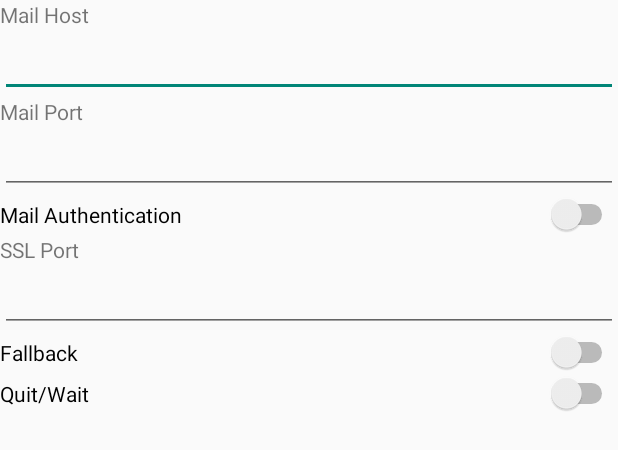
After one commit to CarlHMitchell/FailsafeAlert, an Android app: the layout email_settings_dialog_preference.xml on its own in the app's theme, with its tools: preview values and no code run, on a phone screen of 412 x 824 dp. The commit adds this screen. Shown: the top 450 px of the screen. Run offline under Robolectric (Android 15) with nearby library versions, the phone set to English and light mode, and no system bars.

Commit message:
Move custom server settings into a DialogPreference & make the server presets dropdown save the values to SharedPreferences so that the custom server settings dialog will show them.

```diff
--- a/app/src/main/AndroidManifest.xml
+++ b/app/src/main/AndroidManifest.xml
@@ -63,10 +63,6 @@
             android:label="@string/title_activity_settings"
             android:theme="@style/Theme.AppCompat.Light.NoActionBar" />
         <activity android:name=".settings.MailSettingsActivity" />
-        <activity
-            android:name="com.codinguser.android.contactpicker.ContactsPickerActivity"
-            android:label="Contacts Picker" />
-        <activity android:name=".contactsStorage.ContactsListActivity" />
     </application>
 
 </manifest>
--- /dev/null
+++ b/app/src/main/res/layout/email_settings_dialog_preference.xml
@@ -0,0 +1,73 @@
+<?xml version="1.0" encoding="utf-8"?>
+<LinearLayout xmlns:android="http://schemas.android.com/apk/res/android"
+    android:layout_width="fill_parent"
+    android:layout_height="fill_parent"
+    android:orientation="vertical">
+
+    <TextView
+        android:id="@+id/mail_host_text"
+        android:layout_width="wrap_content"
+        android:layout_height="wrap_content"
+        android:text="@string/pref_mail_host_title" />
+
+    <EditText
+        android:id="@+id/mail_host_edit_text"
+        android:layout_width="fill_parent"
+        android:layout_height="wrap_content" />
+
+    <!-- Hardcoded to SMTP at the moment. May add IMAP support later.
+    <TextView
+        android:id="@+id/mail_protocol_text"
+        android:layout_width="wrap_content"
+        android:layout_height="wrap_content"
+        android:text="@string/pref_mail_protocol_title"/>
+
+    <EditText
+        android:id="@+id/mail_protocol_edit_text"
+        android:layout_width="fill_parent"
+        android:layout_height="wrap_content" />
+        -->
+
+    <TextView
+        android:id="@+id/mail_port_text"
+        android:layout_width="wrap_content"
+        android:layout_height="wrap_content"
+        android:text="@string/pref_mail_port_title" />
+
+    <EditText
+        android:id="@+id/mail_port_edit_number"
+        android:layout_width="fill_parent"
+        android:layout_height="wrap_content"
+        android:inputType="number" />
+
+    <Switch
+        android:id="@+id/mail_auth_switch"
+        android:layout_width="match_parent"
+        android:layout_height="wrap_content"
+        android:text="@string/pref_mail_auth_title" />
+
+    <TextView
+        android:id="@+id/mail_sslport_text"
+        android:layout_width="wrap_content"
+        android:layout_height="wrap_content"
+        android:text="@string/pref_mail_sslport_title" />
+
+    <EditText
+        android:id="@+id/mail_sslport_edit_number"
+        android:layout_width="fill_parent"
+        android:layout_height="wrap_content"
+        android:inputType="number" />
+
+    <Switch
+        android:id="@+id/mail_fallback_switch"
+        android:layout_width="match_parent"
+        android:layout_height="wrap_content"
+        android:text="@string/pref_mail_fallback_title" />
+
+    <Switch
+        android:id="@+id/mail_quitwait_switch"
+        android:layout_width="match_parent"
+        android:layout_height="wrap_content"
+        android:text="@string/pref_mail_quitwait_title" />
+
+</LinearLayout>
--- a/app/src/main/res/values/strings.xml
+++ b/app/src/main/res/values/strings.xml
@@ -9,7 +9,7 @@
     <!--
     <string name="mail_settings_button">Email Settings</string>
     -->
-    <string name="pref_mail_settings_title">Server Settings</string>
+    <string name="pref_mail_settings_title">Email Settings</string>
     <string name="pref_mail_settings_summary">Email Server Settings</string>
     <string name="pref_mail_protocol_title">Mail server protocol</string>
     <string name="pref_mail_username_title">Username</string>
@@ -26,11 +26,12 @@
     <string name="pref_alert_time_text">Send Alert at</string>
 
     <string name="pref_message_category_title">Message</string>
-    <string name="pref_message_title">Message</string>
+    <string name="pref_message_title">Compose Message</string>
 
     <string name="contact_selected">Contact Selected</string>
 
     <string name="set">Set</string>
+    <string name="ok">Ok</string>
     <string name="cancel">Cancel</string>
     <string name="title_activity_contact_editor">ContactEditorActivity</string>
     <string name="press_to_cancel_alarm">Press to Cancel Alarm</string>
@@ -38,5 +39,6 @@
     <string name="no_contact_found">No Contact</string>
     <string name="custom_email_server_settings_summary">Custom email server settings</string>
     <string name="custom_server_settings_title">Custom server settings</string>
+    <string name="message_settings_category_title">Message Settings</string>
 
 </resources>
```
Also changed, not shown: app/src/main/java/com/example/sai/passivewarningalarm/email/MailSender.java (+8 -8 lines), app/src/main/java/com/example/sai/passivewarningalarm/email/MailSenderTask.java (+10 -85 lines), app/src/main/java/com/example/sai/passivewarningalarm/settings/preferences/MailSettingsPreference.java (added, +112 -0 lines), app/src/main/res/values/email_server_presets.xml (added, +9 -0 lines), app/src/main/res/xml/settings.xml (+30 -59 lines).
